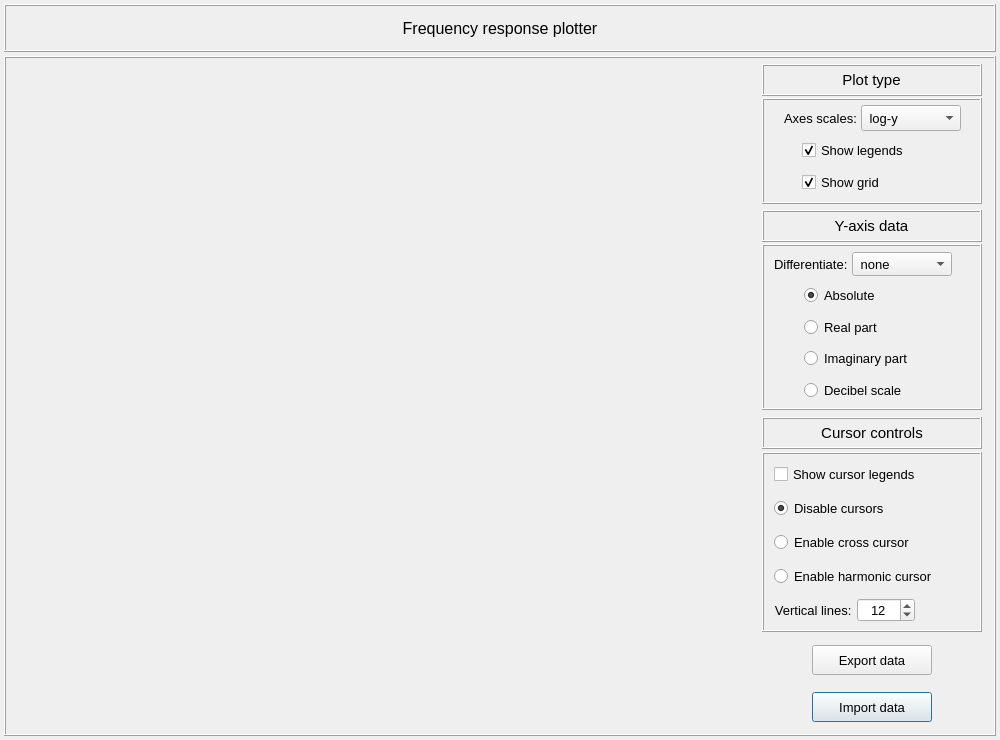
MOPT-UFSC/VIBRA, file vibra/interface/data/ui_files/plots/general/frequency_response_plot.ui: the form before one commit.
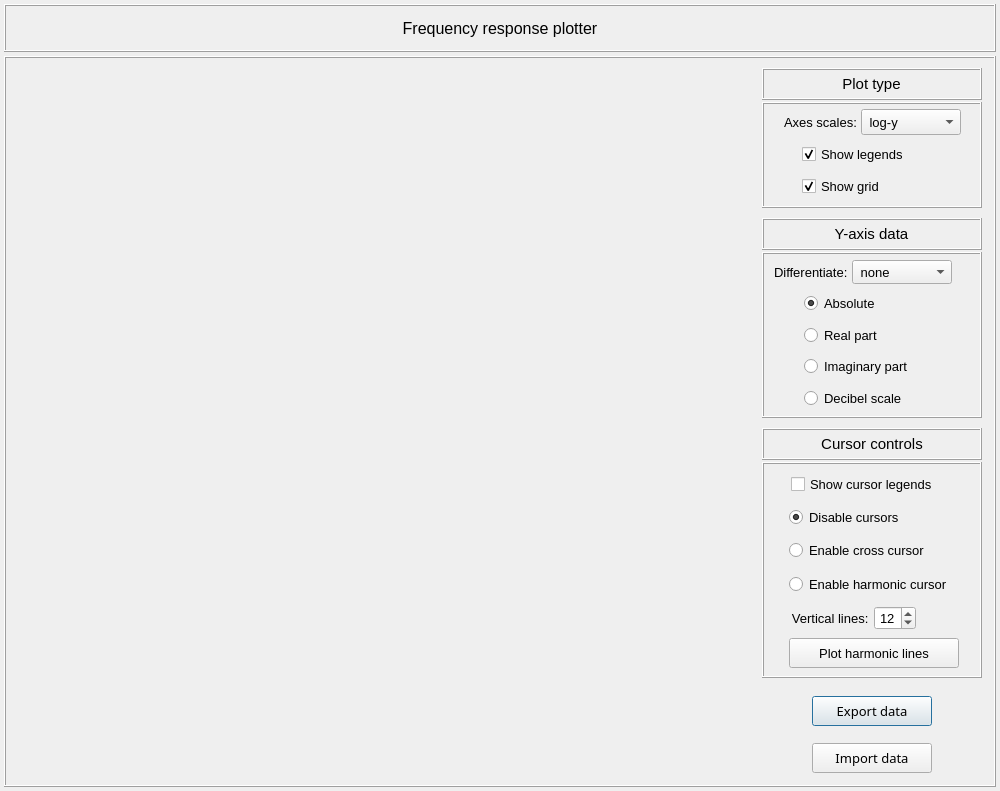
The form after the commit.

Commit message: WIP adds harmonic line plot

```diff
--- a/vibra/interface/data/ui_files/plots/general/frequency_response_plot.ui
+++ b/vibra/interface/data/ui_files/plots/general/frequency_response_plot.ui
@@ -7,7 +7,7 @@
     <x>0</x>
     <y>0</y>
     <width>1000</width>
-    <height>740</height>
+    <height>791</height>
    </rect>
   </property>
   <property name="minimumSize">
@@ -134,6 +134,78 @@
          <property name="verticalSpacing">
           <number>4</number>
          </property>
+         <item row="2" column="0">
+          <widget class="QFrame" name="frame_11">
+           <property name="minimumSize">
+            <size>
+             <width>0</width>
+             <height>44</height>
+            </size>
+           </property>
+           <property name="maximumSize">
+            <size>
+             <width>16777215</width>
+             <height>48</height>
+            </size>
+           </property>
+           <property name="frameShape">
+            <enum>QFrame::Shape::NoFrame</enum>
+           </property>
+           <property name="frameShadow">
+            <enum>QFrame::Shadow::Raised</enum>
+           </property>
+           <layout class="QGridLayout" name="gridLayout_8">
+            <property name="leftMargin">
+             <number>2</number>
+            </property>
+            <property name="topMargin">
+             <number>2</number>
+            </property>
+            <property name="rightMargin">
+             <number>2</number>
+            </property>
+            <property name="bottomMargin">
+             <number>2</number>
+            </property>
+            <property name="spacing">
+             <number>2</number>
+            </property>
+            <item row="0" column="0">
+             <widget class="QPushButton" name="pushButton_export_data">
+              <property name="enabled">
+               <bool>true</bool>
+              </property>
+              <property name="minimumSize">
+               <size>
+                <width>120</width>
+                <height>30</height>
+               </size>
+              </property>
+              <property name="maximumSize">
+               <size>
+                <width>120</width>
+                <height>30</height>
+               </size>
+              </property>
+              <property name="font">
+               <font>
+                <family>Ubuntu Sans</family>
+                <pointsize>10</pointsize>
+                <italic>false</italic>
+                <bold>false</bold>
+               </font>
+              </property>
+              <property name="styleSheet">
+               <string notr="true"/>
+              </property>
+              <property name="text">
+               <string>  Export data  </string>
+              </property>
+             </widget>
+            </item>
+           </layout>
+          </widget>
+         </item>
          <item row="3" column="0">
           <widget class="QFrame" name="frame_22">
            <property name="minimumSize">
@@ -189,9 +261,8 @@
               </property>
               <property name="font">
                <font>
-                <family>MS Shell Dlg 2</family>
+                <family>Ubuntu Sans</family>
                 <pointsize>10</pointsize>
-                <weight>50</weight>
                 <italic>false</italic>
                 <bold>false</bold>
                </font>
@@ -321,7 +392,6 @@
                      <font>
                       <family>MS Shell Dlg 2</family>
                       <pointsize>11</pointsize>
-                      <weight>50</weight>
                       <italic>false</italic>
                       <bold>false</bold>
                      </font>
@@ -402,7 +472,6 @@
                     <property name="font">
                      <font>
                       <pointsize>10</pointsize>
-                      <weight>50</weight>
                       <bold>false</bold>
                      </font>
                     </property>
@@ -455,7 +524,6 @@
                         <font>
                          <family>MS Shell Dlg 2</family>
                          <pointsize>10</pointsize>
-                         <weight>50</weight>
                          <italic>false</italic>
                          <bold>false</bold>
                         </font>
@@ -502,6 +570,7 @@
                        <property name="font">
                         <font>
                          <pointsize>10</pointsize>
+                         <bold>false</bold>
                         </font>
                        </property>
                        <property name="text">
@@ -580,7 +649,6 @@
                         <font>
                          <family>MS Shell Dlg 2</family>
                          <pointsize>10</pointsize>
-                         <weight>50</weight>
                          <italic>false</italic>
                          <bold>false</bold>
                         </font>
@@ -644,7 +712,6 @@
                         <font>
                          <family>MS Shell Dlg 2</family>
                          <pointsize>10</pointsize>
-                         <weight>50</weight>
                          <italic>false</italic>
                          <bold>false</bold>
                         </font>
@@ -759,7 +826,6 @@
                      <font>
                       <family>MS Shell Dlg 2</family>
                       <pointsize>11</pointsize>
-                      <weight>50</weight>
                       <italic>false</italic>
                       <bold>false</bold>
                      </font>
@@ -886,7 +952,6 @@
                         <font>
                          <family>MS Shell Dlg 2</family>
                          <pointsize>10</pointsize>
-                         <weight>50</weight>
                          <italic>false</italic>
                          <bold>false</bold>
                         </font>
@@ -950,7 +1015,6 @@
                         <font>
                          <family>MS Shell Dlg 2</family>
                          <pointsize>10</pointsize>
-                         <weight>50</weight>
                          <italic>false</italic>
                          <bold>false</bold>
                         </font>
@@ -1014,7 +1078,6 @@
                         <font>
                          <family>MS Shell Dlg 2</family>
                          <pointsize>10</pointsize>
-                         <weight>50</weight>
                          <italic>false</italic>
                          <bold>false</bold>
                         </font>
@@ -1087,7 +1150,6 @@
                         <font>
                          <family>MS Shell Dlg 2</family>
                          <pointsize>10</pointsize>
-                         <weight>50</weight>
                          <italic>false</italic>
                          <bold>false</bold>
                         </font>
@@ -1123,7 +1185,6 @@
                     <property name="font">
                      <font>
                       <pointsize>10</pointsize>
-                      <weight>50</weight>
                       <bold>false</bold>
                      </font>
                     </property>
@@ -1179,6 +1240,7 @@
                        <property name="font">
                         <font>
                          <pointsize>10</pointsize>
+                         <bold>false</bold>
                         </font>
                        </property>
                        <property name="text">
@@ -1210,7 +1272,6 @@
                         <font>
                          <family>MS Shell Dlg 2</family>
                          <pointsize>10</pointsize>
-                         <weight>50</weight>
                          <italic>false</italic>
                          <bold>false</bold>
                         </font>
@@ -1255,7 +1316,7 @@
               <property name="maximumSize">
                <size>
                 <width>16777215</width>
-                <height>220</height>
+                <height>250</height>
                </size>
               </property>
               <property name="frameShape">
@@ -1339,7 +1400,6 @@
                     <property name="font">
                      <font>
                       <pointsize>11</pointsize>
-                      <weight>50</weight>
                       <bold>false</bold>
                      </font>
                     </property>
@@ -1365,7 +1425,7 @@
                  <property name="maximumSize">
                   <size>
                    <width>220</width>
-                   <height>180</height>
+                   <height>250</height>
                   </size>
                  </property>
                  <property name="sizeIncrement">
@@ -1396,208 +1456,7 @@
                   <property name="spacing">
                    <number>4</number>
                   </property>
-                  <item row="3" column="0">
-                   <widget class="QFrame" name="frame_15">
-                    <property name="maximumSize">
-                     <size>
-                      <width>16777215</width>
-                      <height>28</height>
-                     </size>
-                    </property>
-                    <property name="frameShape">
-                     <enum>QFrame::NoFrame</enum>
-                    </property>
-                    <property name="frameShadow">
-                     <enum>QFrame::Raised</enum>
-                    </property>
-                    <layout class="QGridLayout" name="gridLayout_15">
-                     <property name="leftMargin">
-                      <number>2</number>
-                     </property>
-                     <property name="topMargin">
-                      <number>2</number>
-                     </property>
-                     <property name="rightMargin">
-                      <number>2</number>
-                     </property>
-                     <property name="bottomMargin">
-                      <number>2</number>
-                     </property>
-                     <property name="spacing">
-                      <number>2</number>
-                     </property>
-                     <item row="0" column="0">
-                      <widget class="QRadioButton" name="radioButton_harmonic_cursor">
-                       <property name="minimumSize">
-                        <size>
-                         <width>75</width>
-                         <height>0</height>
-                        </size>
-                       </property>
-                       <property name="maximumSize">
-                        <size>
-                         <width>200</width>
-                         <height>28</height>
-                        </size>
-                       </property>
-                       <property name="font">
-                        <font>
-                         <family>MS Shell Dlg 2</family>
-                         <pointsize>10</pointsize>
-                         <weight>50</weight>
-                         <italic>false</italic>
-                         <bold>false</bold>
-                        </font>
-                       </property>
-                       <property name="text">
-                        <string>Enable harmonic cursor</string>
-                       </property>
-                       <property name="checked">
-                        <bool>false</bool>
-                       </property>
-                       <attribute name="buttonGroup">
-                        <string notr="true">buttonGroup_cursor</string>
-                       </attribute>
-                      </widget>
-                     </item>
-                    </layout>
-                   </widget>
-                  </item>
                   <item row="1" column="0">
-                   <widget class="QFrame" name="frame_17">
-                    <property name="maximumSize">
-                     <size>
-                      <width>16777215</width>
-                      <height>28</height>
-                     </size>
-                    </property>
-                    <property name="frameShape">
-                     <enum>QFrame::NoFrame</enum>
-                    </property>
-                    <property name="frameShadow">
-                     <enum>QFrame::Raised</enum>
-                    </property>
-                    <layout class="QGridLayout" name="gridLayout_17">
-                     <property name="leftMargin">
-                      <number>2</number>
-                     </property>
-                     <property name="topMargin">
-                      <number>2</number>
-                     </property>
-                     <property name="rightMargin">
-                      <number>2</number>
-                     </property>
-                     <property name="bottomMargin">
-                      <number>2</number>
-                     </property>
-                     <property name="spacing">
-                      <number>2</number>
-                     </property>
-                     <item row="0" column="0">
-                      <widget class="QRadioButton" name="radioButton_disable_cursors">
-                       <property name="minimumSize">
-                        <size>
-                         <width>75</width>
-                         <height>0</height>
-                        </size>
-                       </property>
-                       <property name="maximumSize">
-                        <size>
-                         <width>200</width>
-                         <height>26</height>
-                        </size>
-                       </property>
-                       <property name="font">
-                        <font>
-                         <family>MS Shell Dlg 2</family>
-                         <pointsize>10</pointsize>
-                         <weight>50</weight>
-                         <italic>false</italic>
-                         <bold>false</bold>
-                        </font>
-                       </property>
-                       <property name="text">
-                        <string>Disable cursors</string>
-                       </property>
-                       <property name="checked">
-                        <bool>true</bool>
-                       </property>
-                       <attribute name="buttonGroup">
-                        <string notr="true">buttonGroup_cursor</string>
-                       </attribute>
-                      </widget>
-                     </item>
-                    </layout>
-                   </widget>
-                  </item>
-                  <item row="2" column="0">
-                   <widget class="QFrame" name="frame_16">
-                    <property name="maximumSize">
-                     <size>
-                      <width>16777215</width>
-                      <height>28</height>
-                     </size>
-                    </property>
-                    <property name="frameShape">
-                     <enum>QFrame::NoFrame</enum>
-                    </property>
-                    <property name="frameShadow">
-                     <enum>QFrame::Raised</enum>
-                    </property>
-                    <layout class="QGridLayout" name="gridLayout_16">
-                     <property name="leftMargin">
-                      <number>2</number>
-                     </property>
-                     <property name="topMargin">
-                      <number>2</number>
-                     </property>
-                     <property name="rightMargin">
-                      <number>2</number>
-                     </property>
-                     <property name="bottomMargin">
-                      <number>2</number>
-                     </property>
-                     <property name="spacing">
-                      <number>2</number>
-                     </property>
-                     <item row="0" column="0">
-                      <widget class="QRadioButton" name="radioButton_cross_cursor">
-                       <property name="minimumSize">
-                        <size>
-                         <width>75</width>
-                         <height>0</height>
-                        </size>
-                       </property>
-                       <property name="maximumSize">
-                        <size>
-                         <width>200</width>
-                         <height>28</height>
-                        </size>
-                       </property>
-                       <property name="font">
-                        <font>
-                         <family>MS Shell Dlg 2</family>
-                         <pointsize>10</pointsize>
-                         <weight>50</weight>
-                         <italic>false</italic>
-                         <bold>false</bold>
-                        </font>
-                       </property>
-                       <property name="text">
-                        <string>Enable cross cursor</string>
-                       </property>
-                       <property name="checked">
-                        <bool>false</bool>
-                       </property>
-                       <attribute name="buttonGroup">
-                        <string notr="true">buttonGroup_cursor</string>
-                       </attribute>
-                      </widget>
-                     </item>
-                    </layout>
-                   </widget>
-                  </item>
-                  <item row="0" column="0">
                    <widget class="QFrame" name="frame_legends">
                     <property name="maximumSize">
                      <size>
@@ -1645,7 +1504,6 @@
                         <font>
                          <family>MS Shell Dlg 2</family>
                          <pointsize>10</pointsize>
-                         <weight>50</weight>
                          <italic>false</italic>
                          <bold>false</bold>
                         </font>
@@ -1662,6 +1520,39 @@
                    </widget>
                   </item>
                   <item row="4" column="0">
+                   <widget class="QRadioButton" name="radioButton_harmonic_cursor">
+                    <property name="minimumSize">
+                     <size>
+                      <width>75</width>
+                      <height>0</height>
+                     </size>
+                    </property>
+                    <property name="maximumSize">
+                     <size>
+                      <width>200</width>
+                      <height>28</height>
+                     </size>
+                    </property>
+                    <property name="font">
+                     <font>
+                      <family>MS Shell Dlg 2</family>
+                      <pointsize>10</pointsize>
+                      <italic>false</italic>
+                      <bold>false</bold>
+                     </font>
+                    </property>
+                    <property name="text">
+                     <string>Enable harmonic cursor</string>
+                    </property>
+                    <property name="checked">
+                     <bool>false</bool>
+                    </property>
+                    <attribute name="buttonGroup">
+                     <string notr="true">buttonGroup_cursor</string>
+                    </attribute>
+                   </widget>
+                  </item>
+                  <item row="5" column="0">
                    <widget class="QFrame" name="frame_vertical_lines">
                     <property name="maximumSize">
                      <size>
@@ -1770,6 +1661,106 @@
                     </layout>
                    </widget>
                   </item>
+                  <item row="3" column="0">
+                   <widget class="QRadioButton" name="radioButton_cross_cursor">
+                    <property name="minimumSize">
+                     <size>
+                      <width>75</width>
+                      <height>0</height>
+                     </size>
+                    </property>
+                    <property name="maximumSize">
+                     <size>
+                      <width>200</width>
+                      <height>28</height>
+                     </size>
+                    </property>
+                    <property name="font">
+                     <font>
+                      <family>MS Shell Dlg 2</family>
+                      <pointsize>10</pointsize>
+                      <italic>false</italic>
+                      <bold>false</bold>
+                     </font>
+                    </property>
+                    <property name="text">
+                     <string>Enable cross cursor</string>
+                    </property>
+                    <property name="checked">
+                     <bool>false</bool>
+                    </property>
+                    <attribute name="buttonGroup">
+                     <string notr="true">buttonGroup_cursor</string>
+                    </attribute>
+                   </widget>
+                  </item>
+                  <item row="2" column="0">
+                   <widget class="QRadioButton" name="radioButton_disable_cursors">
+                    <property name="minimumSize">
+                     <size>
+                      <width>75</width>
+                      <height>0</height>
+                     </size>
+                    </property>
+                    <property name="maximumSize">
+                     <size>
+                      <width>200</width>
+                      <height>26</height>
+                     </size>
+                    </property>
+                    <property name="font">
+                     <font>
+                      <family>MS Shell Dlg 2</family>
+                      <pointsize>10</pointsize>
+                      <italic>false</italic>
+                      <bold>false</bold>
+                     </font>
+                    </property>
+                    <property name="text">
+                     <string>Disable cursors</string>
+                    </property>
+                    <property name="checked">
+                     <bool>true</bool>
+                    </property>
+                    <attribute name="buttonGroup">
+                     <string notr="true">buttonGroup_cursor</string>
+                    </attribute>
+                   </widget>
+                  </item>
+                  <item row="6" column="0">
+                   <layout class="QGridLayout" name="gridLayout_15">
+                    <property name="sizeConstraint">
+                     <enum>QLayout::SizeConstraint::SetDefaultConstraint</enum>
+                    </property>
+                    <property name="spacing">
+                     <number>0</number>
+                    </property>
+                    <item row="0" column="0">
+                     <widget class="QPushButton" name="pushButton_plot_harmonic_lines">
+                      <property name="minimumSize">
+                       <size>
+                        <width>0</width>
+                        <height>30</height>
+                       </size>
+                      </property>
+                      <property name="maximumSize">
+                       <size>
+                        <width>170</width>
+                        <height>16777215</height>
+                       </size>
+                      </property>
+                      <property name="font">
+                       <font>
+                        <pointsize>10</pointsize>
+                       </font>
+                      </property>
+                      <property name="text">
+                       <string>Plot harmonic lines</string>
+                      </property>
+                     </widget>
+                    </item>
+                   </layout>
+                  </item>
                  </layout>
                 </widget>
                </item>
@@ -1779,79 +1770,6 @@
            </layout>
           </widget>
          </item>
-         <item row="2" column="0">
-          <widget class="QFrame" name="frame_11">
-           <property name="minimumSize">
-            <size>
-             <width>0</width>
-             <height>44</height>
-            </size>
-           </property>
-           <property name="maximumSize">
-            <size>
-             <width>16777215</width>
-             <height>48</height>
-            </size>
-           </property>
-           <property name="frameShape">
-            <enum>QFrame::NoFrame</enum>
-           </property>
-           <property name="frameShadow">
-            <enum>QFrame::Raised</enum>
-           </property>
-           <layout class="QGridLayout" name="gridLayout_8">
-            <property name="leftMargin">
-             <number>2</number>
-            </property>
-            <property name="topMargin">
-             <number>2</number>
-            </property>
-            <property name="rightMargin">
-             <number>2</number>
-            </property>
-            <property name="bottomMargin">
-             <number>2</number>
-            </property>
-            <property name="spacing">
-             <number>2</number>
-            </property>
-            <item row="0" column="0">
-             <widget class="QPushButton" name="pushButton_export_data">
-              <property name="enabled">
-               <bool>true</bool>
-              </property>
-              <property name="minimumSize">
-               <size>
-                <width>120</width>
-                <height>30</height>
-               </size>
-              </property>
-              <property name="maximumSize">
-               <size>
-                <width>120</width>
-                <height>30</height>
-               </size>
-              </property>
-              <property name="font">
-               <font>
-                <family>MS Shell Dlg 2</family>
-                <pointsize>10</pointsize>
-                <weight>50</weight>
-                <italic>false</italic>
-                <bold>false</bold>
-               </font>
-              </property>
-              <property name="styleSheet">
-               <string notr="true"/>
-              </property>
-              <property name="text">
-               <string>  Export data  </string>
-              </property>
-             </widget>
-            </item>
-           </layout>
-          </widget>
-         </item>
         </layout>
        </widget>
       </item>
```
Left out of the diff: 147 changed lines with no effect on the pictures. The commit also changes 7 other files.
